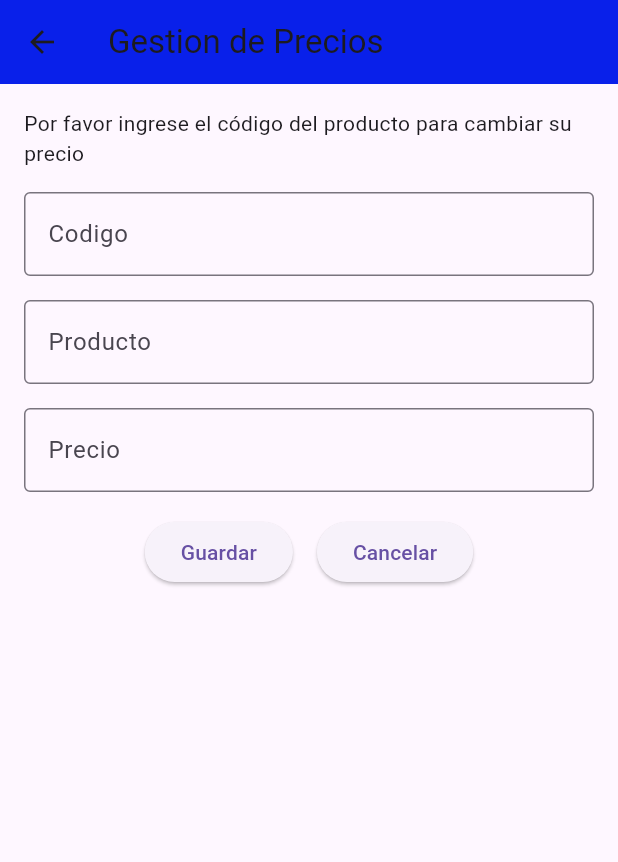
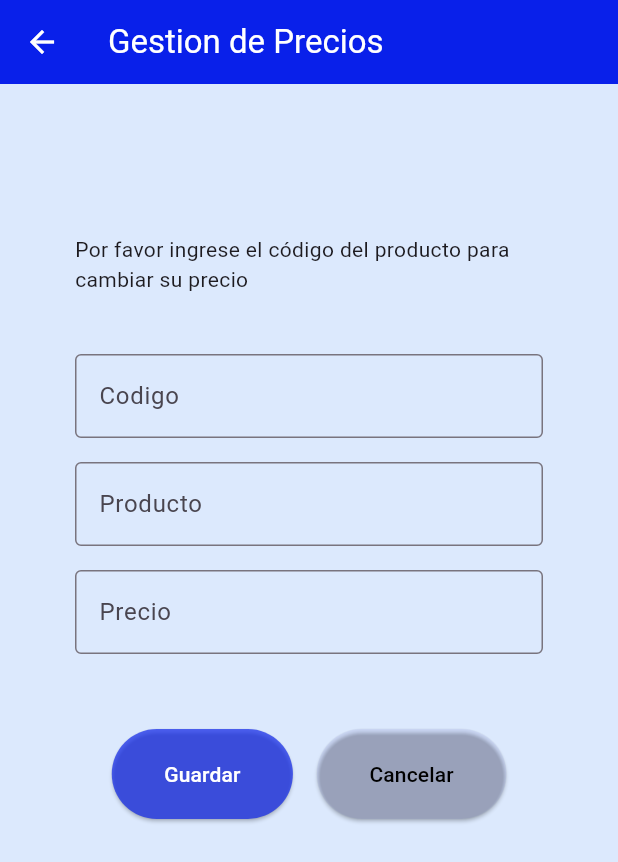
Before and after one commit to aeduardogonzalez/ERD.github.io, a Flutter app: the GestionPreciosPage screen opened directly, on a phone screen of 412 x 824 dp. Shown: the top 862 px of the screen. Run offline on Flutter 3.47's test engine with Material 3 defaults, Android fonts, the phone set to English and light mode, and no system bars.

Commit message:
actualizacion pagina gestion de precios

```diff
--- a/proyecto_erd/lib/pages/gestionPrecios_page.dart
+++ b/proyecto_erd/lib/pages/gestionPrecios_page.dart
@@ -17,15 +17,18 @@ class _GestionPreciosPage extends State<GestionPreciosPage>{
       appBar: AppBar(
         title: Text('Gestion de Precios'),
         backgroundColor: const Color.fromARGB(255, 9, 32, 234),
+        foregroundColor: Colors.white
       ),
-      body: Padding(
-        padding: const EdgeInsets.all(16.0),
+      body: Container(
+        color: Color(0xFFDCE9FD),
+        padding: const EdgeInsets.all(50.0),
         child: Column(
           children: [
+            SizedBox(height: 50.0),
             Text(
               'Por favor ingrese el código del producto para cambiar su precio'
               ),
-            SizedBox(height: 16.0),
+            SizedBox(height: 40.0),
             TextField(
               controller: _codigoController,
               decoration: InputDecoration(
@@ -49,7 +52,7 @@ class _GestionPreciosPage extends State<GestionPreciosPage>{
                 border: OutlineInputBorder(),
               ),
             ),
-            SizedBox(height: 16.0),
+            SizedBox(height: 50.0),
             Row(
               mainAxisAlignment: MainAxisAlignment.center,
               children: [
@@ -57,12 +60,30 @@ class _GestionPreciosPage extends State<GestionPreciosPage>{
                   onPressed: () {
                   },
                   child: Text('Guardar'),
+                  style: ElevatedButton.styleFrom(
+                    backgroundColor: Color.fromARGB(173, 9, 32, 234),
+
+                    padding: EdgeInsets.symmetric(horizontal: 35, vertical: 20),
+                    shape: RoundedRectangleBorder(
+                      borderRadius: BorderRadius.circular(50),
+                    ),
+                    foregroundColor: Colors.white
+                  ),
                 ),
                 SizedBox(width: 16.0),
                 ElevatedButton(
                   onPressed: () {
                   },
                   child: Text('Cancelar'),
+                  style: ElevatedButton.styleFrom(
+                    backgroundColor: Color.fromARGB(12, 13, 9, 234),
+
+                    padding: EdgeInsets.symmetric(horizontal: 35, vertical: 20),
+                    shape: RoundedRectangleBorder(
+                      borderRadius: BorderRadius.circular(50),
+                    ),
+                    foregroundColor: Colors.black
+                  ),
                 ),
               ],
             ),
```
